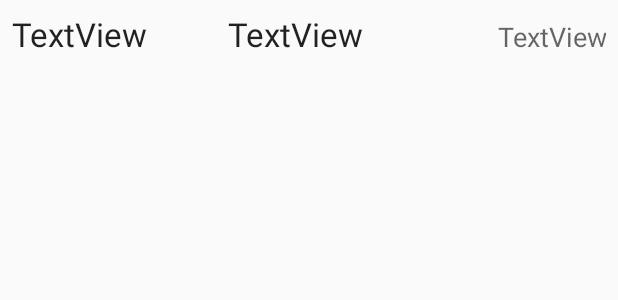
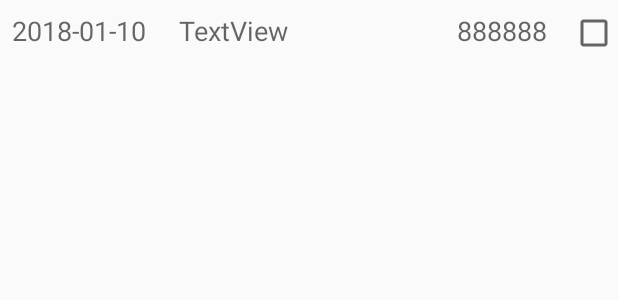
Before and after one commit to AM903103/Expense, an Android app: the layout row_item.xml on its own in the app's theme, with its tools: preview values and no code run, on a phone screen of 412 x 824 dp. Shown: the top 300 px of the screen. Run offline under Robolectric (Android 15) with nearby library versions, the phone set to English and light mode, and no system bars.

```diff
--- a/app/src/main/java/com/gamma404/expense/ExpenseContact.java
+++ b/app/src/main/java/com/gamma404/expense/ExpenseContact.java
@@ -13,12 +13,14 @@ public class ExpenseContact {
     public static final String COL_DATE = "cdate";
     public static final String COL_INFO = "info";
     public static final String COL_AMOUNT = "amount";
+    public static final String COL_READ = "read";
     public static final String CREATE_SQL =
             "create table " + EXPENSE_TABLE + " ( " +
                     COL_ID + " INTEGER PRIMARY KEY, " +
                     COL_DATE + " TEXT, " +
                     COL_INFO + " TEXT, " +
-                    COL_AMOUNT + " INTEGER )";
+                    COL_AMOUNT + " INTEGER, " +
+                    COL_READ + " INTEGER " + ")";
     public static final String authority = "com.gamma404.expense";
     public static final Uri uri = new Uri.Builder()
             .scheme("content")
--- a/app/src/main/res/layout/row_item.xml
+++ b/app/src/main/res/layout/row_item.xml
@@ -10,14 +10,14 @@
         android:layout_width="wrap_content"
         android:layout_height="wrap_content"
         android:orientation="vertical"
-        app:layout_constraintGuide_percent="0.35" />
+        app:layout_constraintGuide_percent="0.29" />
 
     <android.support.constraint.Guideline
         android:id="@+id/guideline2"
         android:layout_width="wrap_content"
         android:layout_height="wrap_content"
         android:orientation="vertical"
-        app:layout_constraintGuide_percent="0.7" />
+        app:layout_constraintGuide_percent="0.72" />
 
     <TextView
         android:id="@+id/main_recycler_date"
@@ -26,8 +26,8 @@
         android:layout_marginEnd="8dp"
         android:layout_marginStart="8dp"
         android:layout_marginTop="8dp"
-        android:text="TextView"
-        android:textAppearance="@style/TextAppearance.AppCompat.Large"
+        android:text="2018-01-10"
+        android:textAppearance="@style/TextAppearance.AppCompat.Medium"
         app:layout_constraintEnd_toStartOf="@+id/guideline"
         app:layout_constraintStart_toStartOf="parent"
         app:layout_constraintTop_toTopOf="parent" />
@@ -36,11 +36,9 @@
         android:id="@+id/main_recycler_info"
         android:layout_width="0dp"
         android:layout_height="wrap_content"
-        android:layout_marginEnd="8dp"
-        android:layout_marginStart="8dp"
         android:layout_marginTop="8dp"
         android:text="TextView"
-        android:textAppearance="@style/TextAppearance.AppCompat.Large"
+        android:textAppearance="@style/TextAppearance.AppCompat.Medium"
         app:layout_constraintEnd_toStartOf="@+id/guideline2"
         app:layout_constraintStart_toStartOf="@+id/guideline"
         app:layout_constraintTop_toTopOf="parent" />
@@ -49,12 +47,17 @@
         android:id="@+id/main_recycler_amount"
         android:layout_width="0dp"
         android:layout_height="wrap_content"
-        android:layout_marginEnd="8dp"
         android:layout_marginStart="8dp"
-        android:gravity="right"
-        android:text="TextView"
+        android:gravity="left"
+        android:text="888888"
         android:textAppearance="@style/TextAppearance.AppCompat.Medium"
         app:layout_constraintBaseline_toBaselineOf="@+id/main_recycler_info"
-        app:layout_constraintEnd_toEndOf="parent"
         app:layout_constraintStart_toStartOf="@+id/guideline2" />
+
+    <CheckBox
+        android:id="@+id/main_recycler_read"
+        android:layout_width="wrap_content"
+        android:layout_height="wrap_content"
+        app:layout_constraintBaseline_toBaselineOf="@+id/main_recycler_amount"
+        app:layout_constraintEnd_toEndOf="parent" />
 </android.support.constraint.ConstraintLayout>
```
Also changed, not shown: app/src/main/java/com/gamma404/expense/Expense.java (+31 -0 lines), app/src/main/java/com/gamma404/expense/ExpenseAdapter.java (+17 -1 lines), app/src/main/java/com/gamma404/expense/ExpenseProvider.java (+7 -2 lines), app/src/main/res/raw/expense.json (added, +49 -0 lines).
